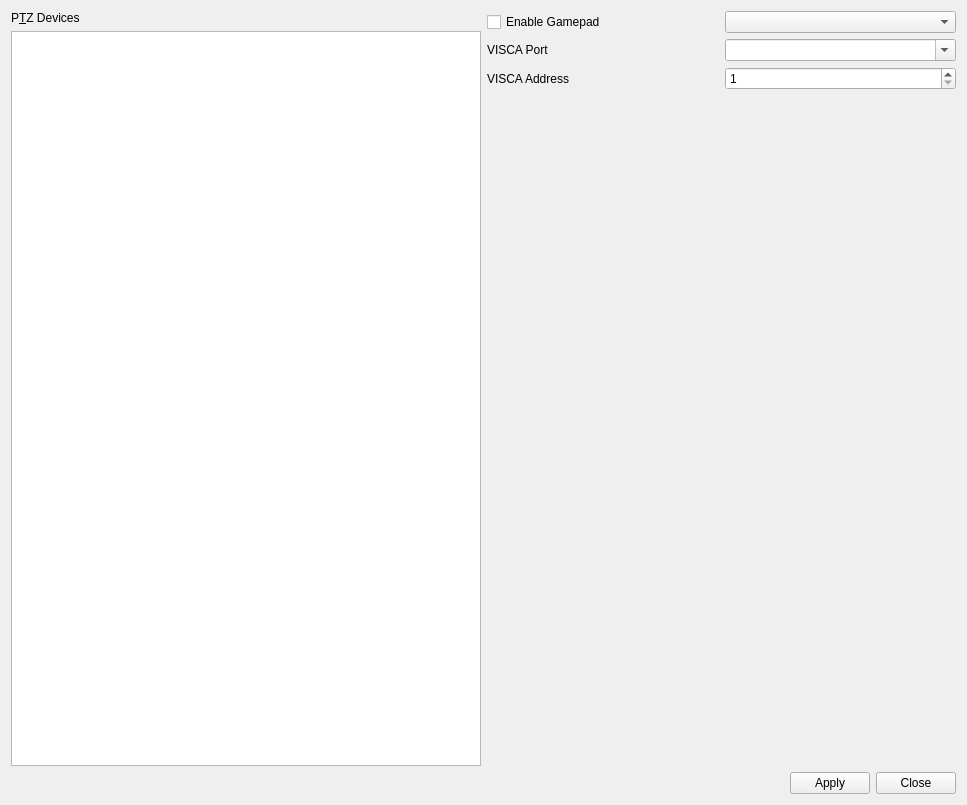
The window that settings.ui (glikely/obs-ptz) describes before a commit, drawn with Qt 5.
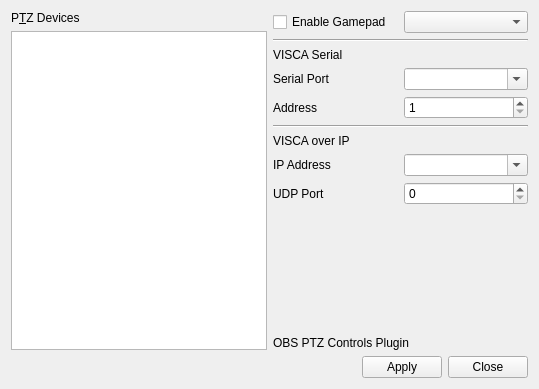
The same window after the commit.

Commit message:
Add VISCA over IP support
Adds the PTZViscaOverIP class implementing the protocol over IP. Most of
the protocol can be shared with the VISCA over Serial implementation.
PTZVisca is an abstract base class implementing the common bits.

Fixes: #1

```diff
--- a/settings.ui
+++ b/settings.ui
@@ -6,8 +6,8 @@
    <rect>
     <x>0</x>
     <y>0</y>
-    <width>967</width>
-    <height>805</height>
+    <width>539</width>
+    <height>389</height>
    </rect>
   </property>
   <property name="windowTitle">
@@ -111,6 +111,20 @@
        </property>
        <item>
         <layout class="QGridLayout" name="gridLayout">
+         <item row="8" column="0">
+          <widget class="QLabel" name="label_3">
+           <property name="text">
+            <string>UDP Port</string>
+           </property>
+          </widget>
+         </item>
+         <item row="2" column="0">
+          <widget class="QLabel" name="label_6">
+           <property name="text">
+            <string>VISCA Serial</string>
+           </property>
+          </widget>
+         </item>
          <item row="0" column="0">
           <widget class="QCheckBox" name="gamepadCheckBox">
            <property name="text">
@@ -118,31 +132,45 @@
            </property>
           </widget>
          </item>
-         <item row="0" column="2">
-          <widget class="QComboBox" name="gamepadComboBox"/>
-         </item>
-         <item row="1" column="0">
+         <item row="3" column="0">
           <widget class="QLabel" name="visca_port_label">
            <property name="text">
-            <string>VISCA Port</string>
+            <string>Serial Port</string>
            </property>
           </widget>
          </item>
-         <item row="1" column="2">
-          <widget class="QComboBox" name="viscaPortComboBox">
-           <property name="editable">
-            <bool>true</bool>
-           </property>
-          </widget>
-         </item>
-         <item row="2" column="0">
+         <item row="4" column="0">
           <widget class="QLabel" name="label_4">
            <property name="text">
-            <string>VISCA Address</string>
+            <string>Address</string>
            </property>
           </widget>
          </item>
-         <item row="2" column="2">
+         <item row="6" column="0">
+          <widget class="QLabel" name="label_5">
+           <property name="text">
+            <string>VISCA over IP</string>
+           </property>
+          </widget>
+         </item>
+         <item row="7" column="0">
+          <widget class="QLabel" name="label">
+           <property name="text">
+            <string>IP Address</string>
+           </property>
+          </widget>
+         </item>
+         <item row="0" column="1">
+          <widget class="QComboBox" name="gamepadComboBox"/>
+         </item>
+         <item row="3" column="1">
+          <widget class="QComboBox" name="viscaPortComboBox">
+           <property name="editable">
+            <bool>true</bool>
+           </property>
+          </widget>
+         </item>
+         <item row="4" column="1">
           <widget class="QSpinBox" name="viscaIDSpinBox">
            <property name="minimum">
             <number>1</number>
@@ -152,6 +180,34 @@
            </property>
           </widget>
          </item>
+         <item row="7" column="1">
+          <widget class="QComboBox" name="ipAddressComboBox">
+           <property name="editable">
+            <bool>true</bool>
+           </property>
+          </widget>
+         </item>
+         <item row="8" column="1">
+          <widget class="QSpinBox" name="udpPortSpinBox">
+           <property name="maximum">
+            <number>65535</number>
+           </property>
+          </widget>
+         </item>
+         <item row="5" column="0" colspan="2">
+          <widget class="Line" name="line_2">
+           <property name="orientation">
+            <enum>Qt::Horizontal</enum>
+           </property>
+          </widget>
+         </item>
+         <item row="1" column="0" colspan="2">
+          <widget class="Line" name="line">
+           <property name="orientation">
+            <enum>Qt::Horizontal</enum>
+           </property>
+          </widget>
+         </item>
         </layout>
        </item>
        <item>
@@ -167,6 +223,13 @@
          </property>
         </spacer>
        </item>
+       <item>
+        <widget class="QLabel" name="versionLabel">
+         <property name="text">
+          <string>OBS PTZ Controls Plugin</string>
+         </property>
+        </widget>
+       </item>
        <item>
         <layout class="QHBoxLayout" name="horizontalLayout">
          <item>
```
The commit also changes 5 other files.
